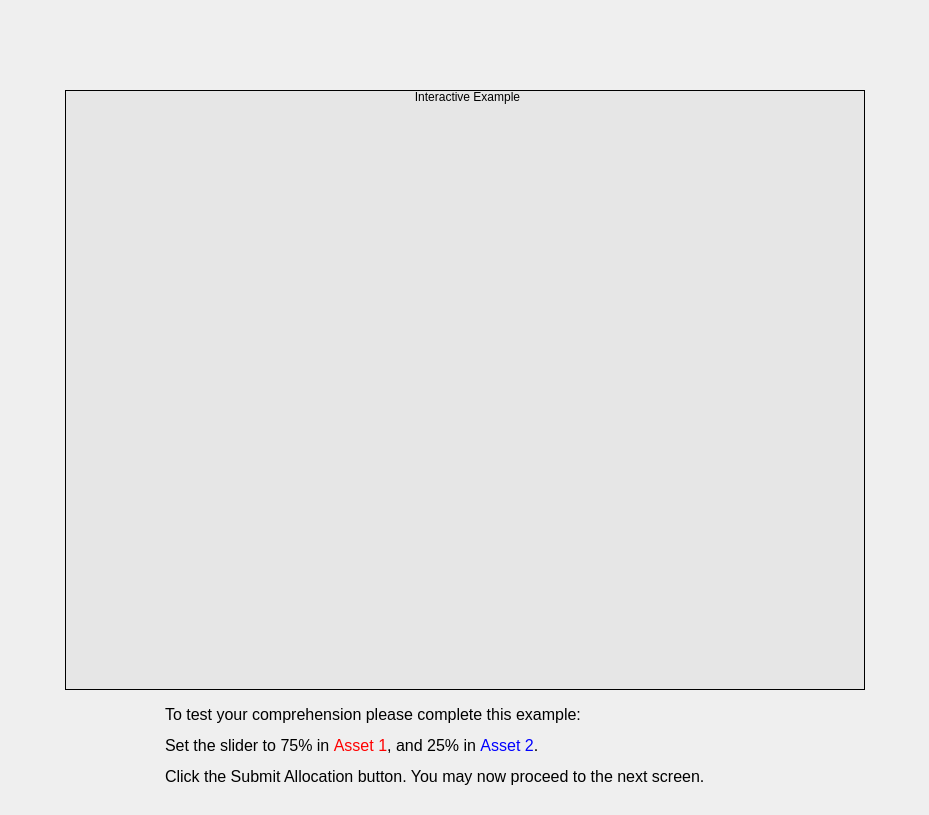
This is MarketSimulation/instructionscreentest1.ui in dwattttt/marketsim as Qt 5 draws it before an edit. The edited form follows.
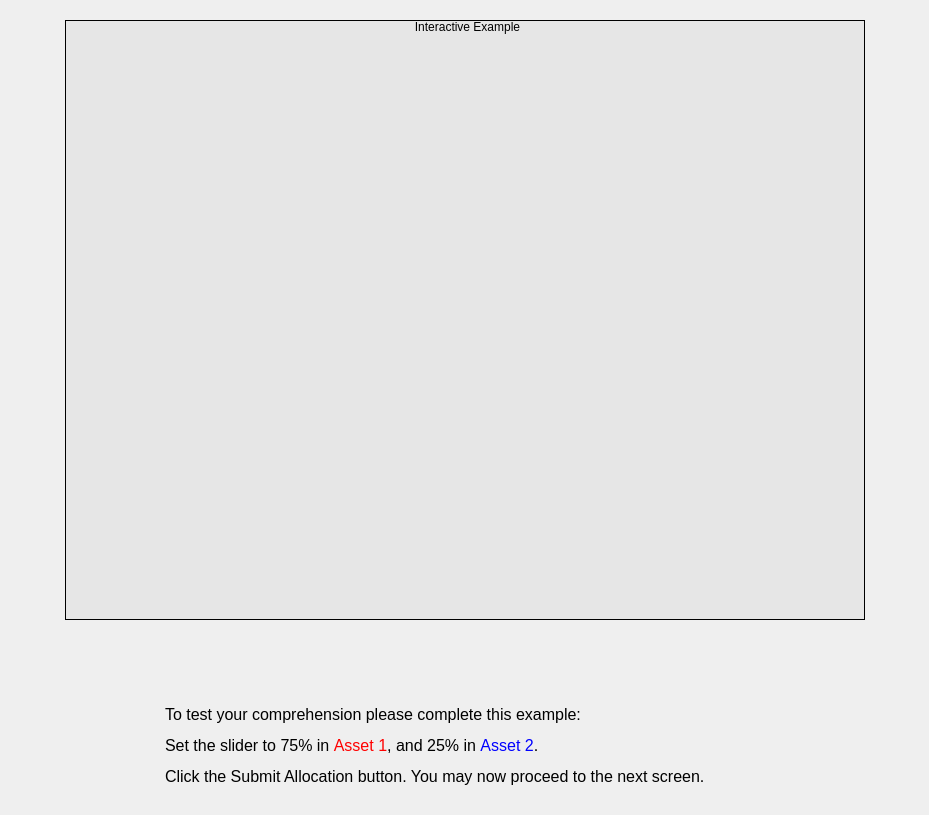
This is the edited form. Custom widgets are drawn as their Qt base class.

Commit message: Fresh screenshot of reworked simulation screen Also relocated simulation test areas to top of screen to match screenshot screen.

What changed in the file:
```diff
--- a/MarketSimulation/instructionscreentest1.ui
+++ b/MarketSimulation/instructionscreentest1.ui
@@ -30,19 +30,6 @@
    <item>
     <widget class="QWidget" name="widget_2" native="true">
      <layout class="QVBoxLayout" name="verticalLayout_2">
-      <item>
-       <spacer name="verticalSpacer">
-        <property name="orientation">
-         <enum>Qt::Vertical</enum>
-        </property>
-        <property name="sizeHint" stdset="0">
-         <size>
-          <width>20</width>
-          <height>0</height>
-         </size>
-        </property>
-       </spacer>
-      </item>
       <item>
        <widget class="QGroupBox" name="groupBox">
         <property name="sizePolicy">
@@ -101,6 +88,19 @@
         </layout>
        </widget>
       </item>
+      <item>
+       <spacer name="verticalSpacer_2">
+        <property name="orientation">
+         <enum>Qt::Vertical</enum>
+        </property>
+        <property name="sizeHint" stdset="0">
+         <size>
+          <width>20</width>
+          <height>0</height>
+         </size>
+        </property>
+       </spacer>
+      </item>
       <item>
        <widget class="QWidget" name="widget" native="true">
         <property name="minimumSize">
```
The commit also changes 3 other files.
